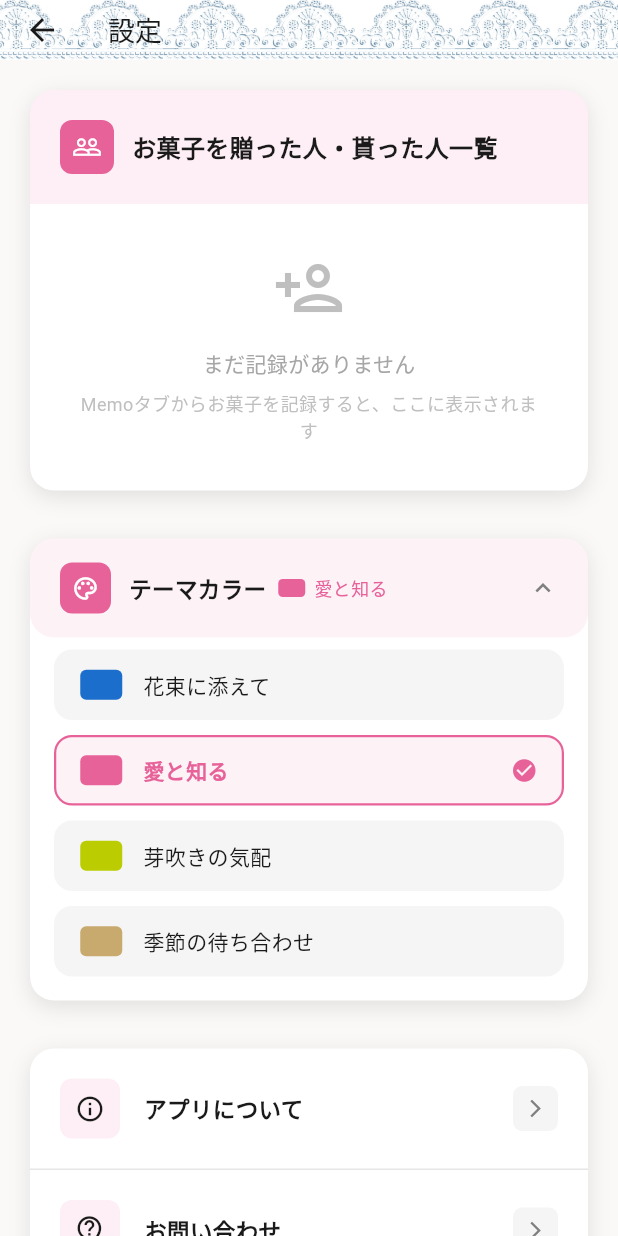
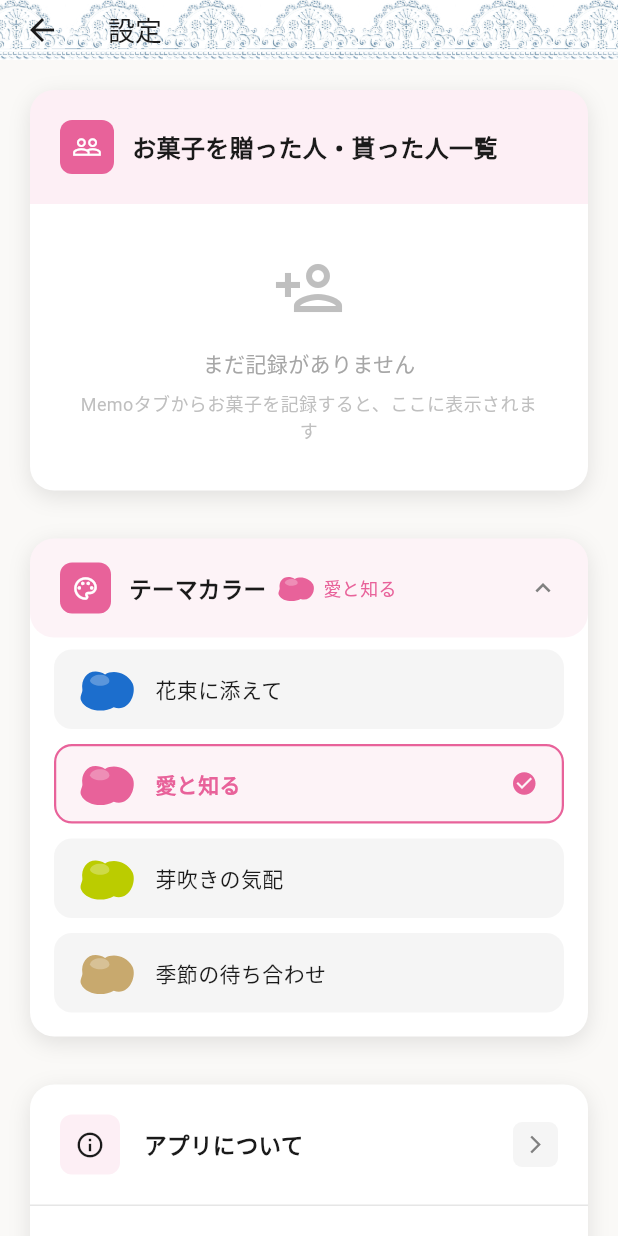
Before and after one commit to erablea/alamode_app, a Flutter app: the UserScreen screen opened directly, after a tap on "テーマカラー", after a tap on "愛と知る", on a phone screen of 412 x 824 dp. Run offline on Flutter 3.47's test engine with Material 3 defaults, Android fonts, the phone set to English and light mode, and no system bars; our stand-ins replace cached_network_image, image_picker, shared_preferences, supabase_flutter, syncfusion_flutter_datepicker; accounts and stored records are empty; Roboto replaces fonts that are missing (ZenMaruGothic); project files that could hold a hidden picture were left out.

Commit message:
Overlay Japanese text on header, paint smear color swatches
- Header: Stack layout puts 'ア・ラ・モード' floating between ascenders of 'l' and 'd' in 'a la mode'
- Theme color swatches replaced with PaintSmearPainter (organic blob with highlight)
- PaintSmearPainter added to main.dart for reuse

Co-Authored-By: Claude Sonnet 4.6 <noreply@anthropic.com>
Claude-Session: https://claude.ai/code/session_01Xo2FTEE9VYbkSL8ybwuQ9C

```diff
--- a/lib/main.dart
+++ b/lib/main.dart
@@ -177,6 +177,42 @@ Widget buildStarRating(BuildContext context, num rating) {
       );
     }),
   );
+}
+
+class PaintSmearPainter extends CustomPainter {
+  final Color color;
+  const PaintSmearPainter(this.color);
+
+  @override
+  void paint(Canvas canvas, Size size) {
+    final w = size.width, h = size.height;
+    final paint = Paint()..color = color..style = PaintingStyle.fill;
+
+    // 絵具スメアの形状（不均一なBlob）
+    final path = Path()
+      ..moveTo(w * 0.04, h * 0.52)
+      ..cubicTo(w * 0.00, h * 0.15, w * 0.22, h * -0.08, w * 0.46, h * 0.12)
+      ..cubicTo(w * 0.60, h * 0.00, w * 0.85, h * 0.05, w * 0.97, h * 0.35)
+      ..cubicTo(w * 1.05, h * 0.60, w * 0.90, h * 1.10, w * 0.62, h * 0.96)
+      ..cubicTo(w * 0.42, h * 1.12, w * 0.10, h * 1.05, w * 0.02, h * 0.80)
+      ..cubicTo(w * -0.02, h * 0.70, w * 0.04, h * 0.60, w * 0.04, h * 0.52)
+      ..close();
+    canvas.drawPath(path, paint);
+
+    // ハイライト（光沢感）
+    final highlight = Paint()
+      ..color = Colors.white.withOpacity(0.28)
+      ..style = PaintingStyle.fill;
+    final hPath = Path()
+      ..moveTo(w * 0.18, h * 0.28)
+      ..cubicTo(w * 0.22, h * 0.08, w * 0.52, h * 0.08, w * 0.54, h * 0.28)
+      ..cubicTo(w * 0.54, h * 0.44, w * 0.22, h * 0.46, w * 0.18, h * 0.28)
+      ..close();
+    canvas.drawPath(hPath, highlight);
+  }
+
+  @override
+  bool shouldRepaint(PaintSmearPainter old) => old.color != color;
 }
 
 class AdUtils {
--- a/lib/view/user.dart
+++ b/lib/view/user.dart
@@ -429,12 +429,11 @@ class _UserScreenState extends State<UserScreen> {
                       const SizedBox(width: 12),
                       const Text('テーマカラー', style: TextStyle(fontSize: 15, fontWeight: FontWeight.bold, color: AppColors.blackDark)),
                       const SizedBox(width: 8),
-                      Container(
-                        width: 18,
-                        height: 12,
-                        decoration: BoxDecoration(
-                          color: selectedColor,
-                          borderRadius: BorderRadius.circular(3),
+                      SizedBox(
+                        width: 24,
+                        height: 16,
+                        child: CustomPaint(
+                          painter: PaintSmearPainter(selectedColor),
                         ),
                       ),
                       const SizedBox(width: 6),
@@ -473,12 +472,11 @@ class _UserScreenState extends State<UserScreen> {
                           ),
                           child: Row(
                             children: [
-                              Container(
-                                width: 28,
-                                height: 20,
-                                decoration: BoxDecoration(
-                                  color: color,
-                                  borderRadius: BorderRadius.circular(4),
+                              SizedBox(
+                                width: 36,
+                                height: 26,
+                                child: CustomPaint(
+                                  painter: PaintSmearPainter(color),
                                 ),
                               ),
                               const SizedBox(width: 14),
--- a/lib/widgets/header.dart
+++ b/lib/widgets/header.dart
@@ -9,28 +9,33 @@ class Header extends StatelessWidget implements PreferredSizeWidget {
 
   @override
   Widget build(BuildContext context) {
+    final color = Theme.of(context).primaryColor;
     return AppBar(
       backgroundColor: Colors.white,
       elevation: 0,
-      title: Column(
-        mainAxisSize: MainAxisSize.min,
+      title: Stack(
+        alignment: Alignment.topCenter,
+        clipBehavior: Clip.none,
         children: [
+          Padding(
+            padding: const EdgeInsets.only(top: 8),
+            child: Text(
+              'a la mode',
+              style: TextStyle(
+                fontFamily: 'PinyonScript',
+                fontSize: 34,
+                color: color,
+                height: 0.9,
+              ),
+            ),
+          ),
           Text(
             'ア・ラ・モード',
             style: TextStyle(
               fontFamily: 'ZenMaruGothic',
-              fontSize: 10,
-              color: Theme.of(context).primaryColor,
+              fontSize: 9,
+              color: color,
               letterSpacing: 2,
-            ),
-          ),
-          Text(
-            'a la mode',
-            style: TextStyle(
-              fontFamily: 'PinyonScript',
-              fontSize: 34,
-              color: Theme.of(context).primaryColor,
-              height: 0.9,
             ),
           ),
         ],
```
